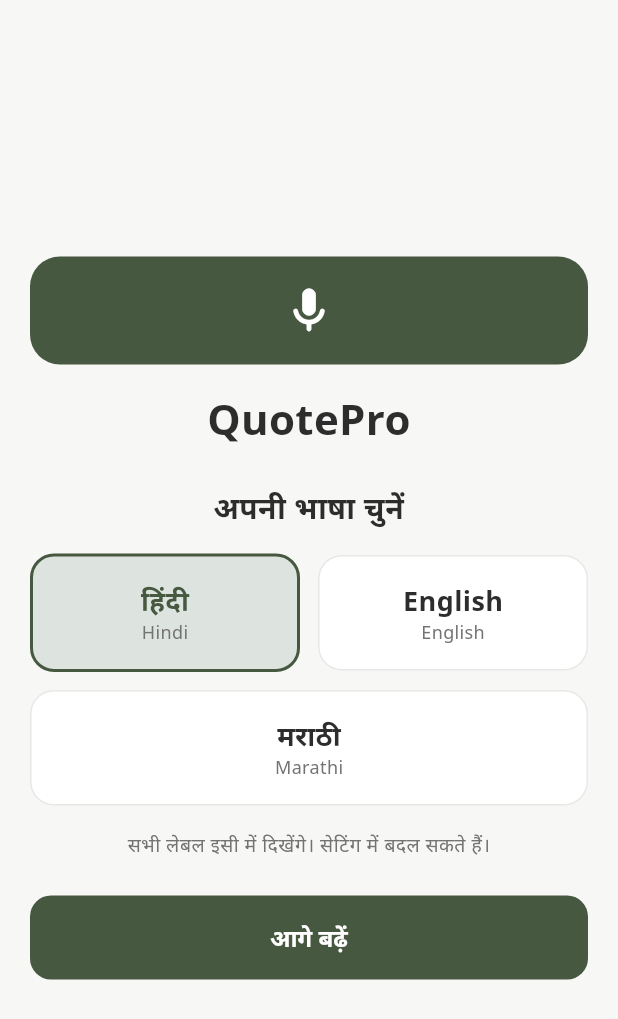
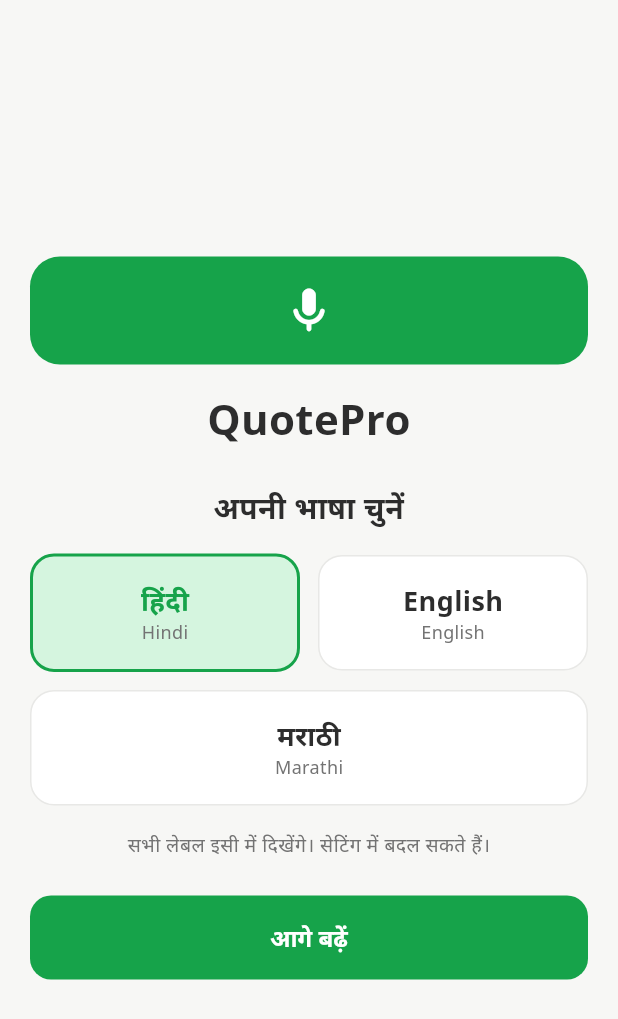
Before and after one commit to 24f1002299/quotation-app, a Flutter app: the screen it shows after launch, on a phone screen of 412 x 824 dp. Shown: the top 1019 px of the screen. Run offline on Flutter 3.47's test engine with Material 3 defaults, Android fonts, the phone set to English and light mode, and no system bars; our stand-ins replace pdf, printing, shared_preferences, supabase_flutter; missing offline and left inert: record; accounts and stored records are empty; Roboto replaces fonts that are missing (Noto Sans).

Commit message:
changed the accent color UI

```diff
--- a/contractor_quote_poc/lib/theme/colors.dart
+++ b/contractor_quote_poc/lib/theme/colors.dart
@@ -4,9 +4,9 @@
 const Color kSurface = Color(0xFFF7F7F5); // warm off-white page background
 const Color kSurfaceCard = Color(0xFFFFFFFF); // card backgrounds
 const Color kSurfaceMuted = Color(0xFFE8E8E6); // dividers, disabled fills
-const Color kForest = Color(0xFF475841); // primary CTA, headings, totals
-const Color kForestLight = Color(0xFF5A7350); // pressed state
-const Color kSage = Color(0xFF9FB8AD); // info highlights, selected states
+const Color kForest = Color(0xFF16A34A); // primary CTA, headings, totals
+const Color kForestLight = Color(0xFF15803D); // pressed state
+const Color kSage = Color(0xFF86EFAC); // info highlights, selected states
 const Color kInk = Color(0xFF2D2D2D); // primary body text
 const Color kInkMuted = Color(0xFF737373); // secondary / hint text
 
```
